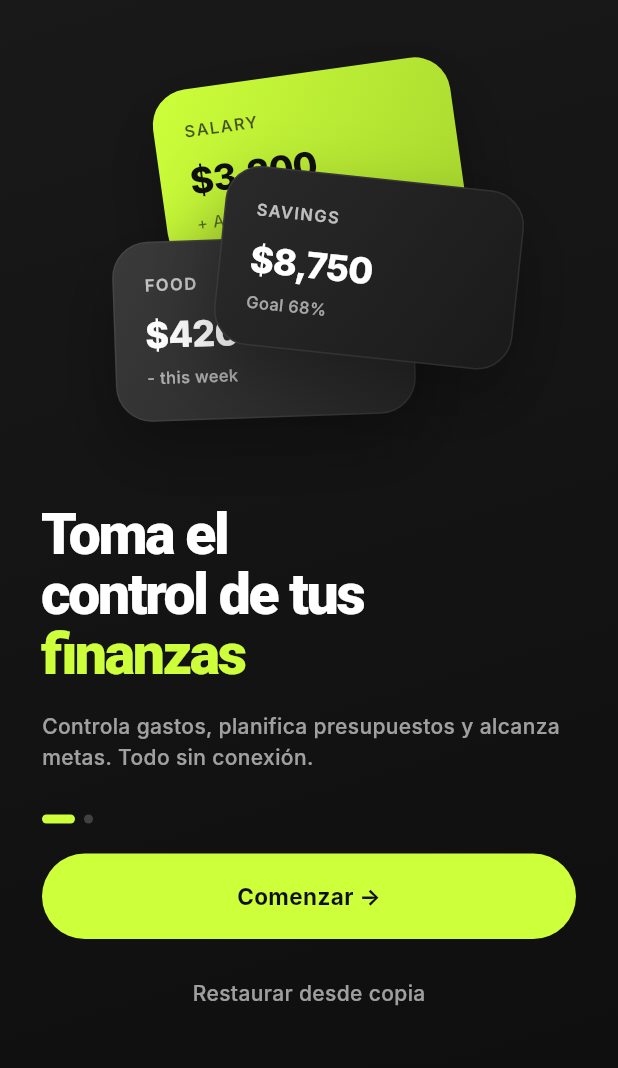
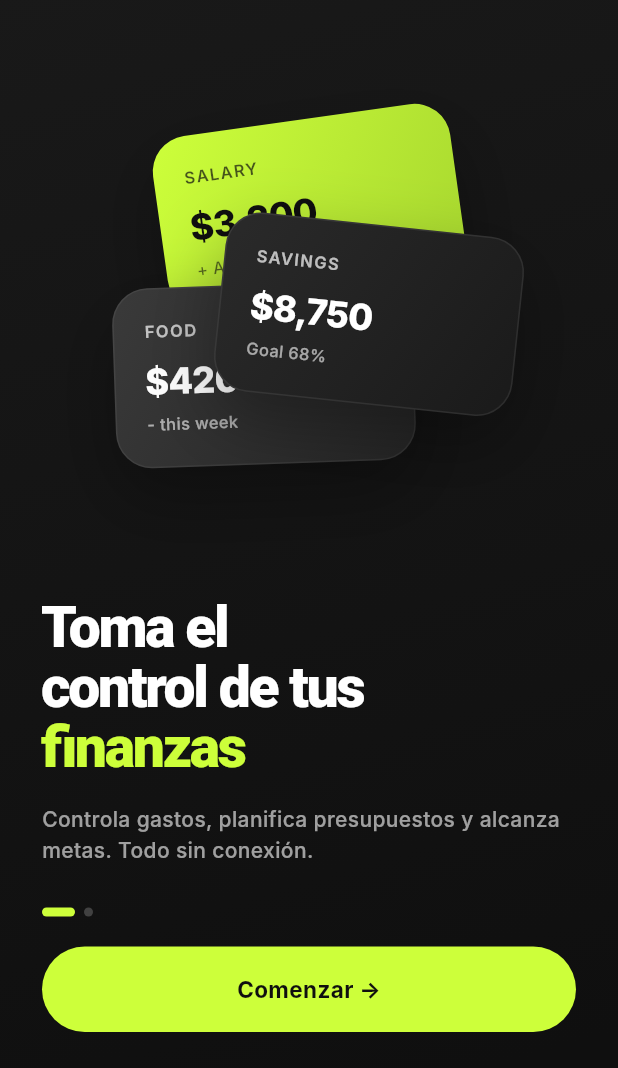
Before and after one commit to glebanya13/pulpo, a Flutter app: the screen it shows after launch, on a phone screen of 412 x 824 dp, the part 168-1236 px from its top. Run offline on Flutter 3.47's test engine with Material 3 defaults, Android fonts, the phone set to English and light mode, and no system bars; our stand-ins replace drift, fl_chart, flutter_riverpod, go_router, lucide_flutter, share_plus and 2 more; missing offline and left inert: sqlite3; accounts and stored records are empty; generated files the repository leaves out were written again; Roboto replaces fonts that are missing (Inter).

Commit message:
fix: changes

```diff
--- a/lib/src/core/l10n/tr.dart
+++ b/lib/src/core/l10n/tr.dart
@@ -114,7 +114,6 @@ class Tr {
   String get privacyPolicy => _get('privacy_policy');
   String get termsOfUse => _get('terms_of_use');
   String get contactSupport => _get('contact_support');
-  String get restoreFailed => _get('restore_failed');
   String get couldNotOpenLink => _get('could_not_open_link');
   String get enterName => _get('enter_name');
   String get yourName => _get('your_name');
@@ -125,7 +124,6 @@ class Tr {
   String get finance => _get('finance');
   String get onboardingSubtitle => _get('onboarding_subtitle');
   String get getStarted => _get('get_started');
-  String get restoreFromBackup => _get('restore_from_backup');
   String get pleaseEnterName => _get('please_enter_name');
   String get setupTitle => _get('setup_title');
   String get setupSubtitle => _get('setup_subtitle');
@@ -293,11 +291,9 @@ class Tr {
   String get addAccountFirst => _get('add_account_first');
   String get accountNotFound => _get('account_not_found');
   String get backupCreated => _get('backup_created');
-  String get dataRestored => _get('data_restored');
   String get autoBackup => _get('auto_backup');
   String get autoBackupDesc => _get('auto_backup_desc');
   String get createNow => _get('create_now');
-  String get importBtn => _get('import_btn');
   String get localBackupsUpper => _get('local_backups_upper');
   String get noBackupsTitle => _get('no_backups_title');
   String get noBackupsDesc => _get('no_backups_desc');
@@ -419,7 +415,6 @@ class Tr {
       'privacy_policy': 'Política de privacidad',
       'terms_of_use': 'Términos de uso',
       'contact_support': 'Soporte',
-      'restore_failed': 'No se pudo restaurar la copia',
       'could_not_open_link': 'No se pudo abrir el enlace',
       'enter_name': 'Introduce tu nombre',
       'your_name': 'Tu nombre',
@@ -430,7 +425,6 @@ class Tr {
       'onboarding_subtitle':
           'Controla gastos, planifica presupuestos y alcanza metas. Todo sin conexión.',
       'get_started': 'Comenzar →',
-      'restore_from_backup': 'Restaurar desde copia',
       'please_enter_name': 'Por favor, introduce tu nombre',
       'setup_title': 'Un poco sobre ti',
       'setup_subtitle':
@@ -606,11 +600,9 @@ class Tr {
       'add_account_first': 'Añade primero una cuenta',
       'account_not_found': 'Cuenta no encontrada',
       'backup_created': 'Copia creada',
-      'data_restored': 'Datos restaurados',
       'auto_backup': 'Automático',
       'auto_backup_desc': 'Copia local diaria',
       'create_now': 'Crear ahora',
-      'import_btn': 'Importar',
       'local_backups_upper': 'COPIAS LOCALES',
       'no_backups_title': 'Sin copias',
       'no_backups_desc': 'Crea la primera copia\npara guardar tus datos.',
@@ -706,7 +698,6 @@ class Tr {
       'privacy_policy': 'Политика конфиденциальности',
       'terms_of_use': 'Условия использования',
       'contact_support': 'Поддержка',
-      'restore_failed': 'Не удалось восстановить копию',
       'could_not_open_link': 'Не удалось открыть ссылку',
       'enter_name': 'Введите имя',
       'your_name': 'Ваше имя',
@@ -717,7 +708,6 @@ class Tr {
       'onboarding_subtitle':
           'Учёт расходов, бюджеты и цели. Всё работает офлайн.',
       'get_started': 'Начать →',
-      'restore_from_backup': 'Восстановить из бэкапа',
       'please_enter_name': 'Пожалуйста, введите имя',
       'setup_title': 'Немного о вас',
       'setup_subtitle':
@@ -893,11 +883,9 @@ class Tr {
       'add_account_first': 'Сначала добавьте счёт',
       'account_not_found': 'Счёт не найден',
       'backup_created': 'Бэкап создан',
-      'data_restored': 'Данные восстановлены',
       'auto_backup': 'Автоматически',
       'auto_backup_desc': 'Ежедневный локальный бэкап',
       'create_now': 'Создать сейчас',
-      'import_btn': 'Импорт',
       'local_backups_upper': 'ЛОКАЛЬНЫЕ БЭКАПЫ',
       'no_backups_title': 'Бэкапов нет',
       'no_backups_desc': 'Создайте первый бэкап,\nчтобы сохранить данные.',
@@ -993,7 +981,6 @@ class Tr {
       'privacy_policy': 'Privacy Policy',
       'terms_of_use': 'Terms of Use',
       'contact_support': 'Support',
-      'restore_failed': 'Could not restore the backup',
       'could_not_open_link': 'Could not open the link',
       'enter_name': 'Enter your name',
       'your_name': 'Your name',
@@ -1004,7 +991,6 @@ class Tr {
       'onboarding_subtitle':
           'Track expenses, plan budgets, and reach goals. Fully offline.',
       'get_started': 'Get Started →',
-      'restore_from_backup': 'Restore from backup',
       'please_enter_name': 'Please enter your name',
       'setup_title': 'A bit about you',
       'setup_subtitle':
@@ -1180,11 +1166,9 @@ class Tr {
       'add_account_first': 'Add an account first',
       'account_not_found': 'Account not found',
       'backup_created': 'Backup created',
-      'data_restored': 'Data restored',
       'auto_backup': 'Automatic',
       'auto_backup_desc': 'Daily local backup',
       'create_now': 'Create now',
-      'import_btn': 'Import',
       'local_backups_upper': 'LOCAL BACKUPS',
       'no_backups_title': 'No backups',
       'no_backups_desc': 'Create your first backup\nto save your data.',
--- a/lib/src/features/onboarding/onboarding_screen.dart
+++ b/lib/src/features/onboarding/onboarding_screen.dart
@@ -1,17 +1,15 @@
 import 'package:flutter/material.dart';
 import 'package:flutter/services.dart';
-import 'package:flutter_riverpod/flutter_riverpod.dart';
 import 'package:go_router/go_router.dart';
 
 import '../../core/l10n/tr.dart';
 import '../../core/theme/app_colors.dart';
-import '../settings/backup_import.dart';
 
-class OnboardingScreen extends ConsumerWidget {
+class OnboardingScreen extends StatelessWidget {
   const OnboardingScreen({super.key});
 
   @override
-  Widget build(BuildContext context, WidgetRef ref) {
+  Widget build(BuildContext context) {
     final tr = Tr.of(context);
     return AnnotatedRegion<SystemUiOverlayStyle>(
       value: const SystemUiOverlayStyle(
@@ -97,32 +95,6 @@ class OnboardingScreen extends ConsumerWidget {
                             color: AppColors.ink,
                             fontSize: 15,
                             fontWeight: FontWeight.w700,
-                          ),
-                        ),
-                      ),
-                    ),
-                  ),
-                  const SizedBox(height: 10),
-
-                  // Secondary
-                  GestureDetector(
-                    onTap: () async {
-                      final ok = await restoreBackupFromPicker(
-                        context: context,
-                        ref: ref,
-                        completeOnboarding: true,
-                      );
-                      if (ok && context.mounted) context.go('/');
-                    },
-                    child: Padding(
-                      padding: const EdgeInsets.symmetric(vertical: 16),
-                      child: Center(
-                        child: Text(
-                          tr.restoreFromBackup,
-                          style: TextStyle(
-                            color: Colors.white.withValues(alpha: 0.6),
-                            fontSize: 14,
-                            fontWeight: FontWeight.w500,
                           ),
                         ),
                       ),
--- a/pubspec.yaml
+++ b/pubspec.yaml
@@ -1,7 +1,7 @@
 name: pulpo
 description: "Pulpo — personal offline-first budget tracker for Android and iOS."
 publish_to: 'none'
-version: 1.0.0+4
+version: 1.0.0+5
 
 environment:
   sdk: ^3.10.0
@@ -26,7 +26,6 @@ dependencies:
   uuid: ^4.5.1
   collection: ^1.19.0
   share_plus: ^10.1.2
-  file_picker: ^8.1.6
   shared_preferences: ^2.3.3
   url_launcher: ^6.3.2
 
```
Also changed, not shown: lib/src/features/settings/backup_import.dart (deleted, +0 -49 lines), lib/src/features/settings/backups_screen.dart (+1 -20 lines), pubspec.lock, 7 other files.
